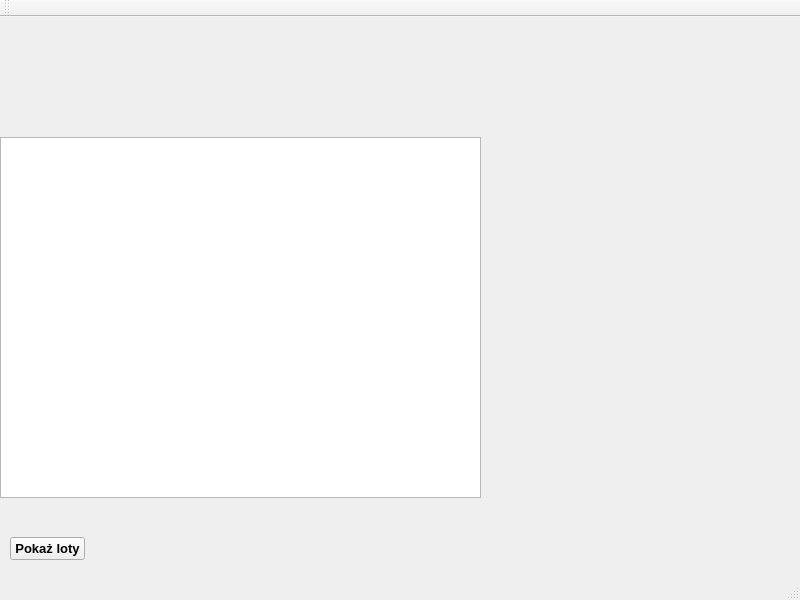
This is mainwindow.ui in bartoszrud/ArlineReservation as Qt 5 draws it before an edit. The edited form follows.
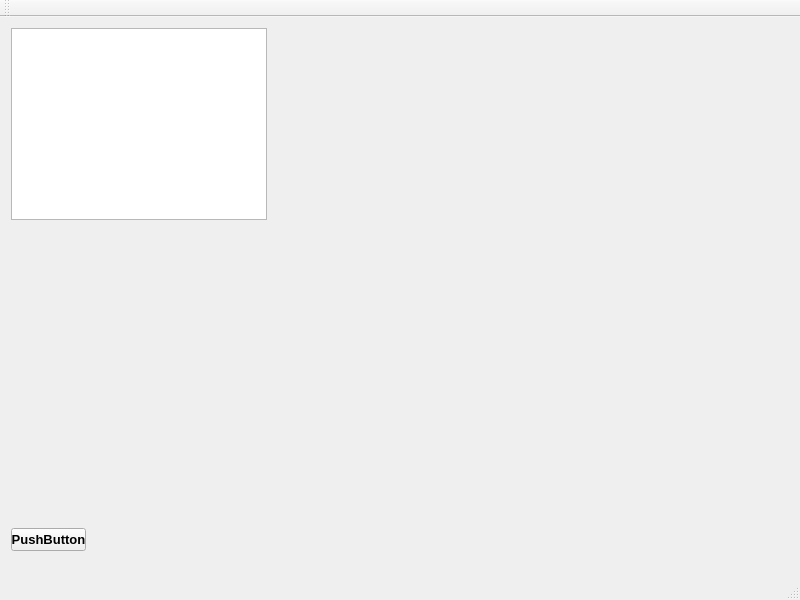
This is the edited form. Icons and pictures are not drawn.

What changed in the file:
```diff
--- a/mainwindow.ui
+++ b/mainwindow.ui
@@ -38,46 +38,45 @@
   <property name="windowTitle">
    <string>MainWindow</string>
   </property>
+  <property name="autoFillBackground">
+   <bool>false</bool>
+  </property>
   <property name="styleSheet">
    <string notr="true">background-image: url(:/img/img/tlo.jpg);</string>
   </property>
   <widget class="QWidget" name="centralWidget">
-   <widget class="QLabel" name="label">
+   <layout class="QGridLayout" name="gridLayout">
+    <item row="0" column="0">
+     <widget class="QStackedWidget" name="stackedWidget">
+      <widget class="QWidget" name="page">
+       <widget class="QTableView" name="tableView">
     <property name="geometry">
      <rect>
-      <x>20</x>
-      <y>50</y>
-      <width>82</width>
-      <height>31</height>
-     </rect>
-    </property>
-    <property name="text">
-     <string/>
-    </property>
+          <x>0</x>
+          <y>0</y>
+          <width>256</width>
+          <height>192</height>
+         </rect>
+        </property>
    </widget>
    <widget class="QPushButton" name="pushButton">
     <property name="geometry">
      <rect>
-      <x>10</x>
-      <y>520</y>
+          <x>0</x>
+          <y>500</y>
       <width>75</width>
       <height>23</height>
      </rect>
     </property>
     <property name="text">
-     <string>Pokaż loty</string>
-    </property>
-   </widget>
-   <widget class="QTableView" name="tableView">
-    <property name="geometry">
-     <rect>
-      <x>0</x>
-      <y>120</y>
-      <width>481</width>
-      <height>361</height>
-     </rect>
-    </property>
-   </widget>
+         <string>PushButton</string>
+        </property>
+       </widget>
+      </widget>
+      <widget class="QWidget" name="page_2"/>
+     </widget>
+    </item>
+   </layout>
   </widget>
   <widget class="QMenuBar" name="menuBar">
    <property name="geometry">
```
Left out of the diff: 2 changed lines with no effect on the pictures. Lines whose indentation alone changed are shown as unchanged.
